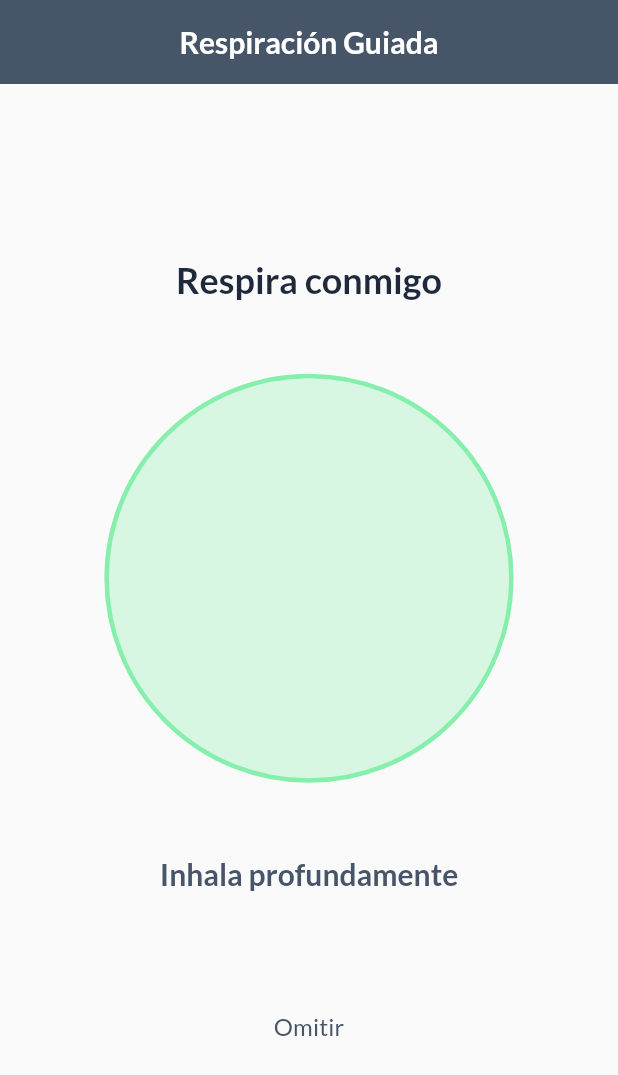
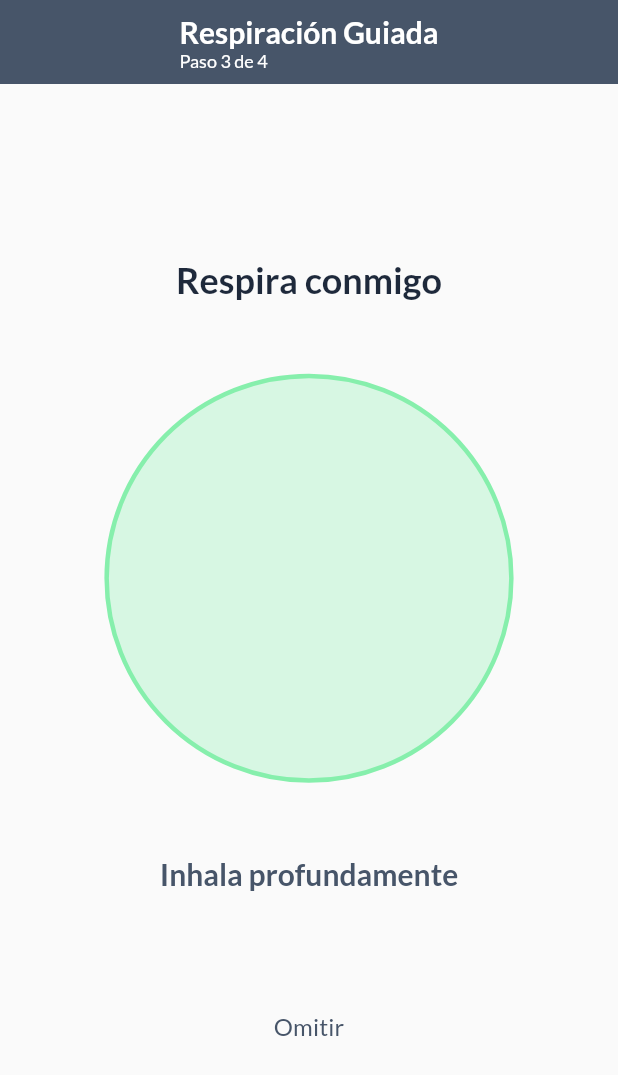
Before and after one commit to kikisaito/SEE_AWOS, a Flutter app: the BreathingScreen screen opened directly, on a phone screen of 412 x 824 dp. Shown: the top 1075 px of the screen. Run offline on Flutter 3.47's test engine with Material 3 defaults, Android fonts, the phone set to English and light mode, and no system bars; our stand-ins replace google_fonts, shared_preferences; accounts and stored records are empty.

Commit message:
Fix #14: Indicador de progreso en crisis flow (Paso X de 4)

```diff
--- a/lib/screens/crisis/breathing_screen.dart
+++ b/lib/screens/crisis/breathing_screen.dart
@@ -98,7 +98,17 @@ class _BreathingScreenState extends State<BreathingScreen>
   Widget build(BuildContext context) {
     return Scaffold(
       appBar: AppBar(
-        title: const Text('Respiración Guiada'),
+        title: const Column(
+          crossAxisAlignment: CrossAxisAlignment.start,
+          mainAxisSize: MainAxisSize.min,
+          children: [
+            Text('Respiración Guiada'),
+            Text(
+              'Paso 3 de 4',
+              style: TextStyle(fontSize: 12, fontWeight: FontWeight.normal),
+            ),
+          ],
+        ),
         automaticallyImplyLeading: false,
       ),
       body: Padding(
```
Also changed, not shown: lib/screens/crisis/crisis_capsule_screen.dart (+11 -1 lines), lib/screens/crisis/crisis_emotion_screen.dart (+44 -3 lines), lib/screens/crisis/crisis_evaluation_screen.dart (+11 -1 lines).
